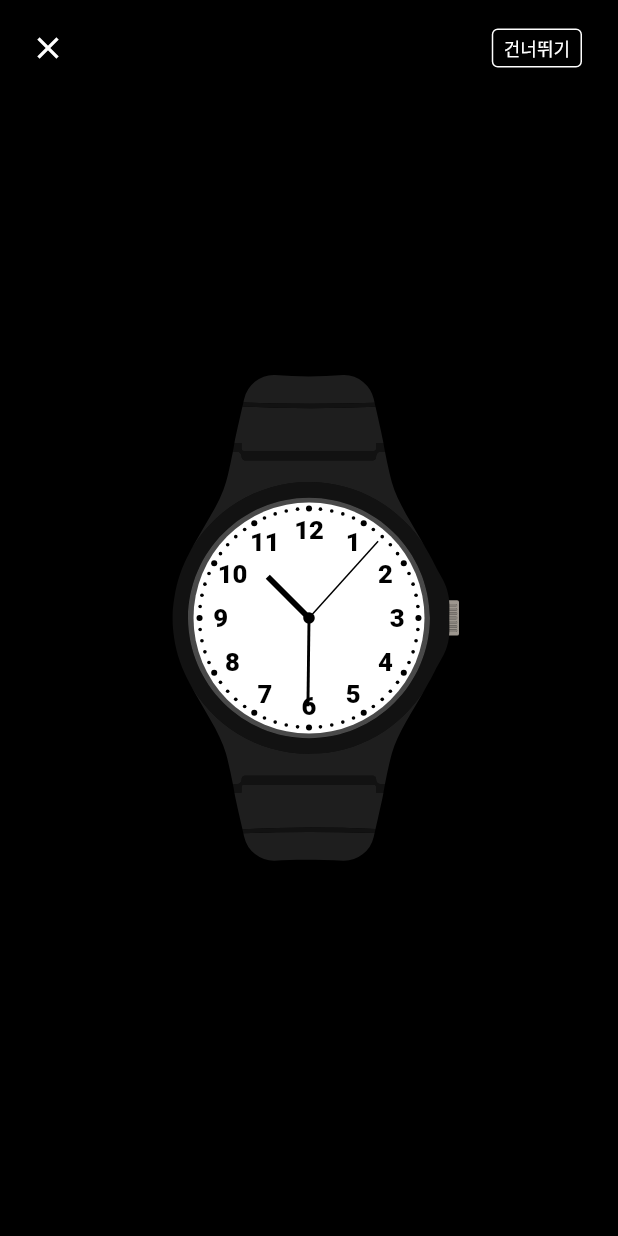
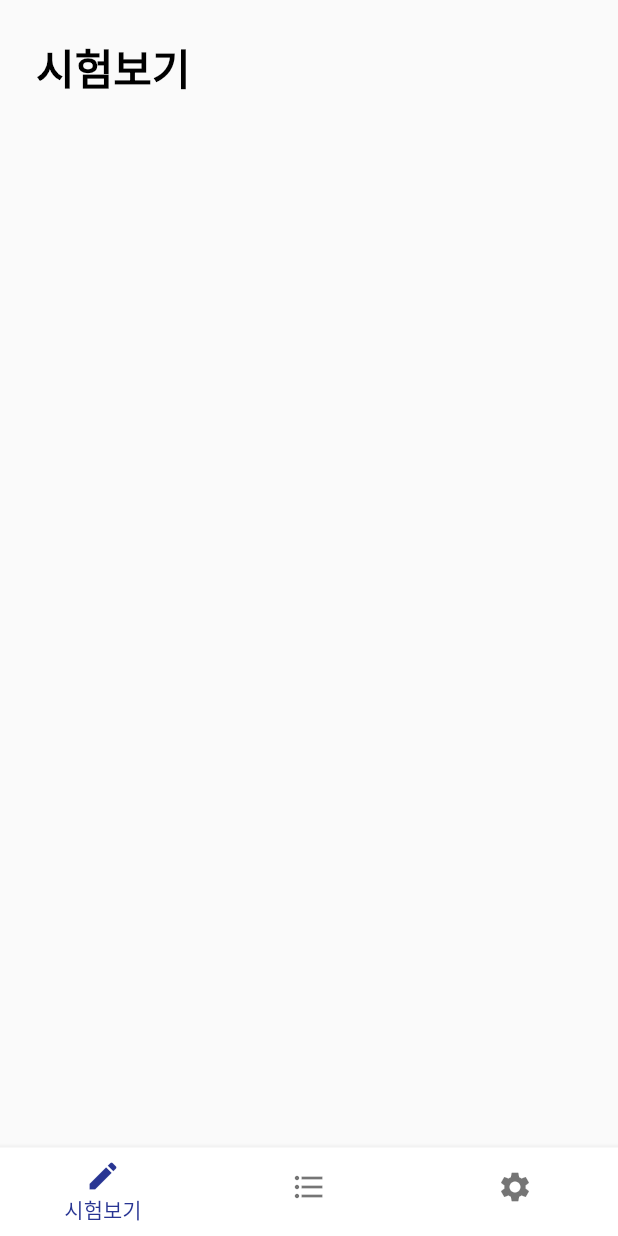
Before and after one commit to silgam/silgam-flutter, a Flutter app: the screen it shows after launch, on a phone screen of 412 x 824 dp. Run offline on Flutter 3.47's test engine with Material 2 defaults, Android fonts, the phone set to English and light mode, and no system bars; our stand-ins replace flutter_svg; Roboto replaces fonts that are missing (NanumMyeongjo).

Commit message:
feat(layout): basic layout of home page

```diff
--- a/lib/app.dart
+++ b/lib/app.dart
@@ -1,6 +1,7 @@
 import 'package:flutter/material.dart';
 
 import 'clock_page.dart';
+import 'home_page.dart';
 
 class SilgamApp extends StatelessWidget {
   const SilgamApp({Key? key}) : super(key: key);
@@ -9,8 +10,9 @@ class SilgamApp extends StatelessWidget {
   Widget build(BuildContext context) {
     return MaterialApp(
       title: '실감',
-      initialRoute: '/clock',
+      initialRoute: '/',
       routes: {
+        '/': (context) => const HomePage(),
         '/clock': (context) => const ClockPage(),
       },
       theme: ThemeData(
--- /dev/null
+++ b/lib/home_page.dart
@@ -0,0 +1,52 @@
+import 'package:flutter/cupertino.dart';
+import 'package:flutter/material.dart';
+import 'package:flutter/services.dart';
+
+final _backgroundColor = Colors.grey[50];
+
+class HomePage extends StatelessWidget {
+  const HomePage({Key? key}) : super(key: key);
+
+  @override
+  Widget build(BuildContext context) {
+    return Scaffold(
+      appBar: AppBar(
+        title: const Text(
+          '시험보기',
+          style: TextStyle(
+            fontFamily: 'NanumMyeongjo',
+            fontSize: 28,
+            fontWeight: FontWeight.w800,
+          ),
+        ),
+        titleSpacing: 24,
+        toolbarHeight: 90,
+        foregroundColor: Colors.black,
+        backgroundColor: _backgroundColor,
+        elevation: 0,
+        systemOverlayStyle: SystemUiOverlayStyle(
+            statusBarColor: _backgroundColor, statusBarIconBrightness: Brightness.dark),
+      ),
+      backgroundColor: _backgroundColor,
+      bottomNavigationBar: BottomNavigationBar(
+        elevation: 4,
+        backgroundColor: Colors.white,
+        showUnselectedLabels: false,
+        items: const [
+          BottomNavigationBarItem(
+            icon: Icon(Icons.create),
+            label: '시험보기',
+          ),
+          BottomNavigationBarItem(
+            icon: Icon(Icons.format_list_bulleted),
+            label: '기록',
+          ),
+          BottomNavigationBarItem(
+            icon: Icon(Icons.settings),
+            label: '설정',
+          ),
+        ],
+      ),
+    );
+  }
+}
--- a/pubspec.yaml
+++ b/pubspec.yaml
@@ -39,3 +39,6 @@ flutter:
           weight: 700
         - asset: fonts/NotoSansKR-Black.otf
           weight: 900
+    - family: NanumMyeongjo
+      fonts:
+        - asset: fonts/NanumMyeongjo-ExtraBold.ttf
```
Also changed, not shown: 1 other file.
